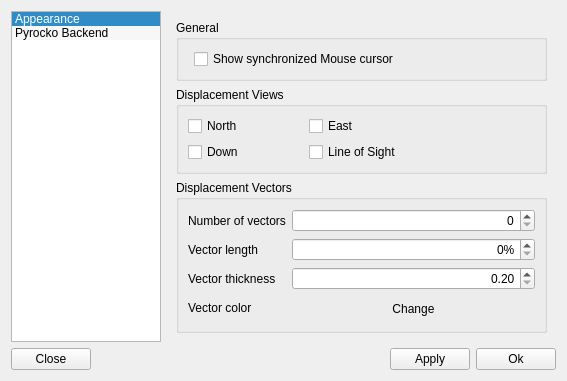
This is src/talpa/res/dialog_config.ui in pyrocko/kite as Qt 5 draws it before an edit. The edited form follows.
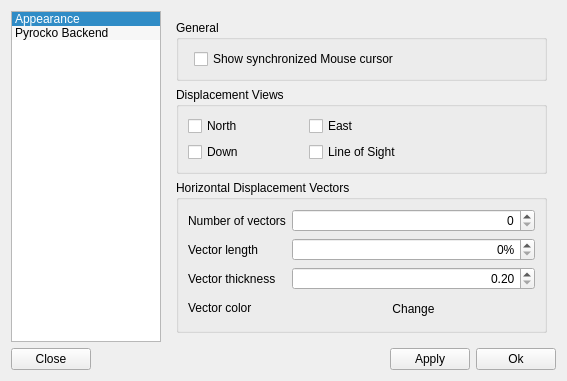
This is the edited form.

Commit message: Upd covariance

```diff
--- a/src/talpa/res/dialog_config.ui
+++ b/src/talpa/res/dialog_config.ui
@@ -10,7 +10,7 @@
     <x>0</x>
     <y>0</y>
     <width>567</width>
-    <height>352</height>
+    <height>377</height>
    </rect>
   </property>
   <property name="windowTitle">
@@ -225,7 +225,7 @@
             </sizepolicy>
            </property>
            <property name="title">
-            <string>Displacement Vectors</string>
+            <string>Horizontal Displacement Vectors</string>
            </property>
            <layout class="QFormLayout" name="formLayout">
             <item row="0" column="0">
```
The commit also changes 1 other file.
